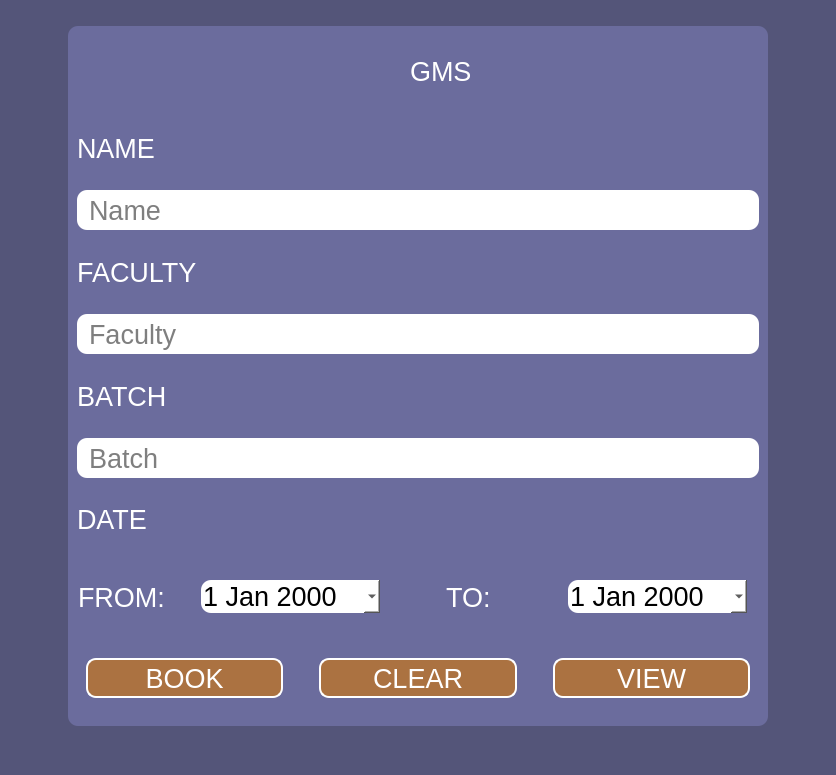
The window that booking_page.ui (Xen00n/GMS) describes before a commit, drawn with Qt 5.
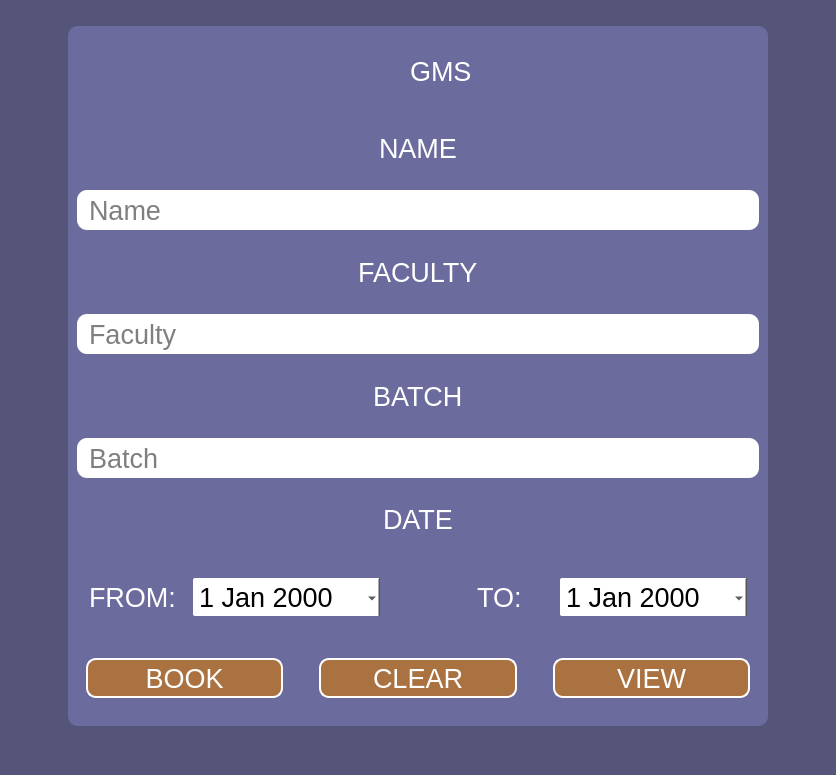
The same window after the commit. Icons and pictures are not drawn.

Commit message: Added batch in UI and code booking page

```diff
--- a/booking_page.ui
+++ b/booking_page.ui
@@ -112,7 +112,7 @@
          </layout>
         </widget>
        </item>
-       <item>
+       <item alignment="Qt::AlignHCenter">
         <widget class="QLabel" name="_name">
          <property name="styleSheet">
           <string notr="true">color :rgb(255, 255, 255);</string>
@@ -142,7 +142,7 @@
          </property>
         </widget>
        </item>
-       <item>
+       <item alignment="Qt::AlignHCenter">
         <widget class="QLabel" name="_faculty">
          <property name="text">
           <string>FACULTY</string>
@@ -169,7 +169,7 @@
          </property>
         </widget>
        </item>
-       <item>
+       <item alignment="Qt::AlignHCenter">
         <widget class="QLabel" name="label_6">
          <property name="text">
           <string>BATCH</string>
@@ -200,7 +200,7 @@
          </property>
         </widget>
        </item>
-       <item>
+       <item alignment="Qt::AlignHCenter">
         <widget class="QLabel" name="label_3">
          <property name="styleSheet">
           <string notr="true"/>
@@ -231,8 +231,20 @@
           <property name="rightMargin">
            <number>12</number>
           </property>
-          <item>
+          <item alignment="Qt::AlignHCenter">
            <widget class="QLabel" name="label_4">
+            <property name="minimumSize">
+             <size>
+              <width>0</width>
+              <height>40</height>
+             </size>
+            </property>
+            <property name="maximumSize">
+             <size>
+              <width>16777215</width>
+              <height>40</height>
+             </size>
+            </property>
             <property name="text">
              <string>FROM:</string>
             </property>
@@ -241,8 +253,22 @@
           <item>
            <widget class="QDateEdit" name="date_from">
             <property name="styleSheet">
-             <string notr="true">background-color: rgb(255, 255, 255);
-color: rgb(0, 0, 0);</string>
+             <string notr="true">QDateEdit { 
+border: 0px solid gray; 
+background-color: rgb(255, 255, 255);
+color: rgb(0, 0, 0);
+margin-right: 0.2px;
+padding: 4px; 
+color: rgb(0, 0, 0);
+height: 30px;
+background-color: rgb(255, 255, 255);
+border-radius: 2px;
+}
+QDateEdit::drop-down{
+margin-top: 2.5px;
+margin-bottom: 2.5px;
+height: 35px;
+}</string>
             </property>
             <property name="calendarPopup">
              <bool>true</bool>
@@ -265,8 +291,20 @@
             </property>
            </spacer>
           </item>
-          <item>
+          <item alignment="Qt::AlignHCenter">
            <widget class="QLabel" name="label_5">
+            <property name="minimumSize">
+             <size>
+              <width>0</width>
+              <height>40</height>
+             </size>
+            </property>
+            <property name="maximumSize">
+             <size>
+              <width>16777212</width>
+              <height>40</height>
+             </size>
+            </property>
             <property name="text">
              <string>TO:</string>
             </property>
@@ -278,8 +316,22 @@
              <bool>false</bool>
             </property>
             <property name="styleSheet">
-             <string notr="true">color: rgb(0, 0, 0);
-background-color: rgb(255, 255, 255);</string>
+             <string notr="true">QDateEdit { 
+border: 0px solid gray; 
+background-color: rgb(255, 255, 255);
+color: rgb(0, 0, 0);
+margin-right: 0.2px;
+padding: 4px; 
+color: rgb(0, 0, 0);
+height: 30px;
+background-color: rgb(255, 255, 255);
+border-radius: 2px;
+}
+QDateEdit::drop-down{
+margin-top: 2.5px;
+margin-bottom: 2.5px;
+height: 35px;
+}</string>
             </property>
             <property name="wrapping">
              <bool>false</bool>
```
Left out of the diff: 19 changed lines with no effect on the pictures. The commit also changes 4 other files.
